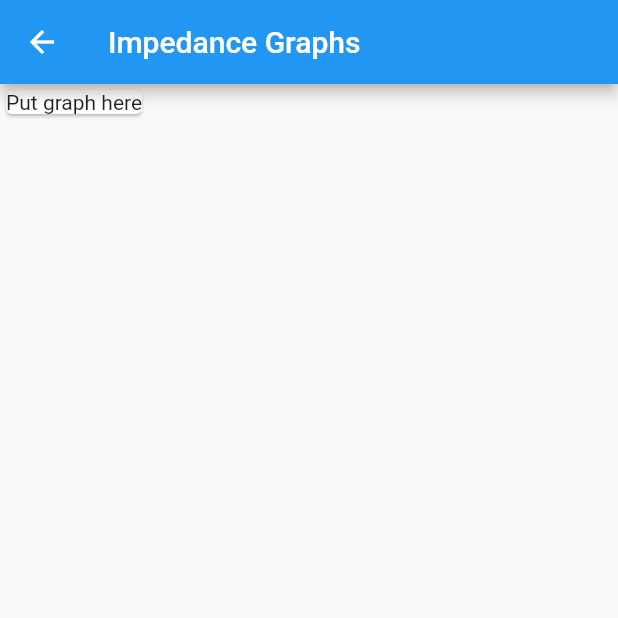
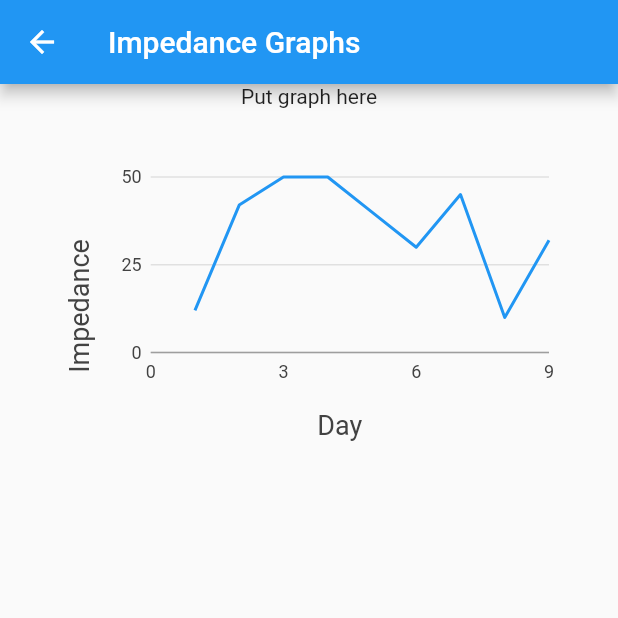
Before and after one commit to klibertowski/senior-design-mobile, a Flutter app: the Graphs screen opened directly, on a phone screen of 412 x 824 dp, the top half of it. Run offline on Flutter 3.47's test engine with Material 2 defaults, Android fonts, the phone set to English and light mode, and no system bars; our stand-ins replace charts_flutter, flutter_blue.

Commit message:
Add graph functionality

```diff
--- a/impedance_app/lib/main.dart
+++ b/impedance_app/lib/main.dart
@@ -1,7 +1,8 @@
-import 'dart:ui';
+import 'dart:ui' ;
 
 import 'package:flutter/material.dart';
 import 'package:flutter_blue/flutter_blue.dart';
+import 'package:charts_flutter/flutter.dart' as charts;
 import 'dart:async';
 
 void main() {
@@ -204,16 +205,68 @@ class Graphs extends StatefulWidget{
 }
 
 class _GraphsWidgetState extends State<Graphs> {
+  static var data = [
+    ImpedanceReading(1, 12),
+    ImpedanceReading(2, 42),
+    ImpedanceReading(3, 50),
+    ImpedanceReading(4, 50),
+    ImpedanceReading(5, 40),
+    ImpedanceReading(6, 30),
+    ImpedanceReading(7, 45),
+    ImpedanceReading(8, 10),
+    ImpedanceReading(9, 32)
+  ];
+
+  static var series = [
+    charts.Series<ImpedanceReading,int>(
+      domainFn: (ImpedanceReading zData, _) => zData.day,
+      measureFn: (ImpedanceReading zData, _) => zData.z,
+      colorFn: (_, __) => charts.MaterialPalette.blue.shadeDefault,
+      id: 'Impedance',
+      data: data,
+    ),
+  ];
+
+  static var chart = charts.LineChart(
+    series,
+    animate: true,
+    behaviors: [
+      new charts.ChartTitle('Day',
+        behaviorPosition: charts.BehaviorPosition.bottom,
+        titleOutsideJustification: charts.OutsideJustification.middleDrawArea),
+    new charts.ChartTitle('Impedance',
+        behaviorPosition: charts.BehaviorPosition.start,
+        titleOutsideJustification: charts.OutsideJustification.middleDrawArea)
+    ],
+  );
+
+  var chartWidget = Padding(
+    padding: EdgeInsets.all(32.0),
+    child: SizedBox(
+      height: 200.0,
+      child: chart,
+    ),
+  );
+
   @override
   Widget build(BuildContext context) {
     return Scaffold(
         appBar: AppBar(
           title: Text('Impedance Graphs'),
         ),
-        body: Card(
-          child: Text("Put graph here"),
+        body: Column(children: <Widget>[
+          Text("Put graph here"),
+          chartWidget,
+        ],
         ));
   }
+}
+
+class ImpedanceReading {
+  final int day;
+  final int z;
+
+  ImpedanceReading(this.day, this.z);
 }
 
 class BluetoothSettings extends StatefulWidget{
--- a/impedance_app/pubspec.yaml
+++ b/impedance_app/pubspec.yaml
@@ -20,6 +20,7 @@ dependencies:
   flutter:
     sdk: flutter
   flutter_blue: ^0.6.3+1
+  charts_flutter: ^0.9.0
 
   # The following adds the Cupertino Icons font to your application.
   # Use with the CupertinoIcons class for iOS style icons.
```
Also changed, not shown: impedance_app/pubspec.lock.
